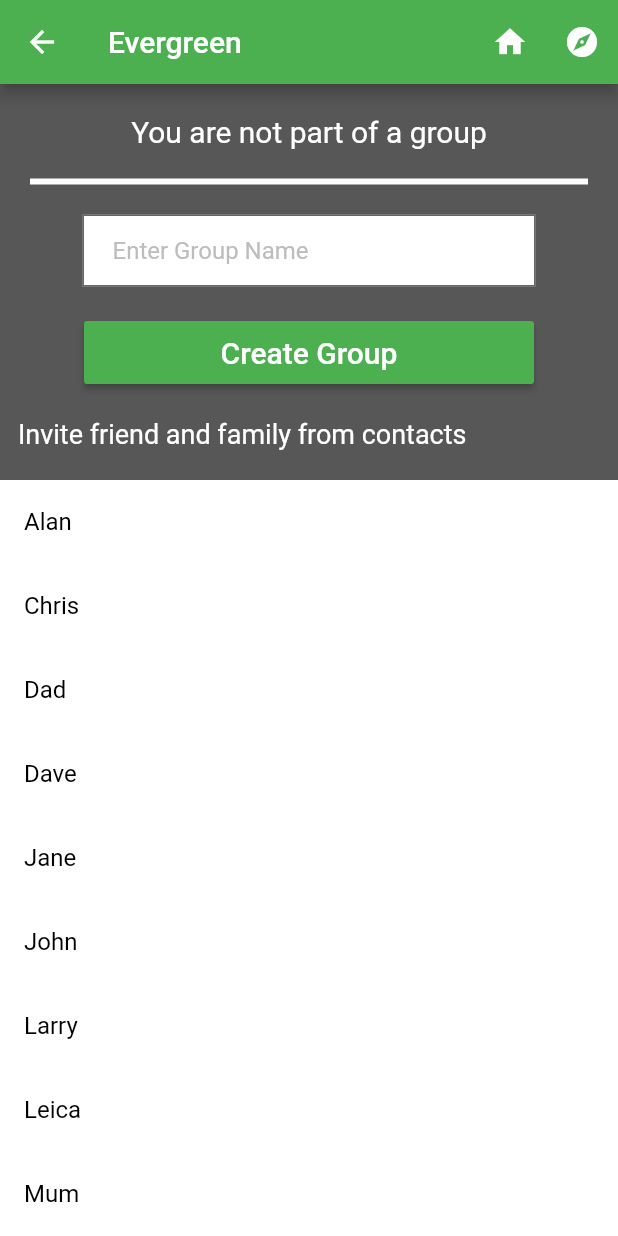
After one commit to 00chrisandrews/login, a Flutter app: the GroupPage screen opened by its route, on a phone screen of 412 x 824 dp. The commit adds this screen. Run offline on Flutter 3.47's test engine with Material 2 defaults, Android fonts, the phone set to English and light mode, and no system bars; our stand-ins replace camera, sqflite; accounts and stored records are empty.

Commit message:
Added Group Page

```diff
--- /dev/null
+++ b/lib/UI/group_page.dart
@@ -0,0 +1,159 @@
+import 'package:flutter/material.dart';
+import 'package:login/UI/explore_page.dart';
+import 'package:login/UI/home_page.dart';
+import 'package:login/Utils/contacts.dart';
+import 'package:login/Utils/globals.dart' as globals;
+
+class GroupPage extends StatelessWidget {
+  static String tag = 'GroupPage';
+
+  static final TextEditingController groupNameInput =
+      new TextEditingController();
+
+  final contList = new Contacts().sortContacts();
+
+  String get groupName => groupNameInput.text;
+
+  @override
+  Widget build(BuildContext context) {
+    createContact(String inputContactName) {
+      return new Container(
+        color: Colors.grey,
+        child: new Row(
+          children: <Widget>[
+            new FlutterLogo(),
+            Padding(
+              padding: EdgeInsets.all(20.0),
+            ),
+            Padding(
+              padding: EdgeInsets.all(20.0),
+            ),
+            new Text(
+              inputContactName,
+            )
+          ],
+        ),
+      );
+    }
+
+    return new GestureDetector(
+      onTap: () {
+        FocusScope.of(context).requestFocus(new FocusNode());
+      },
+      child: Scaffold(
+        backgroundColor: Color(0xFF575757),
+        appBar: new AppBar(
+          title: const Text("Evergreen"),
+          actions: <Widget>[
+            IconButton(
+              icon: Icon(Icons.home),
+              onPressed: () {
+                Navigator.of(context).pushReplacementNamed(HomePage.tag);
+              },
+            ),
+            IconButton(
+              icon: Icon(Icons.explore),
+              onPressed: () {
+                Navigator.of(context).pushReplacementNamed(ExplorePage.tag);
+              },
+            )
+          ],
+        ),
+        body: Container(
+          child: new Column(
+            children: <Widget>[
+              Padding(
+                padding: EdgeInsets.only(top: 20.0),
+              ),
+              new Center(
+                child: new Text(
+                  "You are not part of a group",
+                  style: new TextStyle(color: Colors.white, fontSize: 20.0),
+                ),
+              ),
+              Padding(
+                padding: EdgeInsets.fromLTRB(20.0, 20.0, 20.0, 0.0),
+                child: Container(
+                  height: 4.0,
+                  decoration: BoxDecoration(color: Colors.white),
+                ),
+              ),
+              Padding(
+                padding: EdgeInsets.fromLTRB(
+                  55.0,
+                  20.0,
+                  55.0,
+                  20.0,
+                ),
+                child: new TextField(
+                  controller: groupNameInput,
+                  keyboardType: TextInputType.text,
+                  autofocus: false,
+                  style: new TextStyle(color: Colors.black),
+                  decoration: InputDecoration(
+                    filled: true,
+                    fillColor: Colors.white,
+                    hintText: 'Enter Group Name',
+                    hintStyle: new TextStyle(color: Colors.grey[400]),
+                    contentPadding: EdgeInsets.fromLTRB(20.0, 10.0, 20.0, 10.0),
+                    border: OutlineInputBorder(
+                        borderRadius: BorderRadius.circular(0.0)),
+                  ),
+                ),
+              ),
+              new MaterialButton(
+                minWidth: 300.0,
+                height: 42.0,
+                color: Colors.green,
+                splashColor: Colors.white,
+                child: Text('Create Group',
+                    style: TextStyle(color: Colors.white, fontSize: 20.0)),
+                onPressed: () async {
+                  if (groupName != null) {
+                    globals.setGroupName(groupName);
+                    globals.setUserCreatedGroup(true);
+                  } else {
+                    print("Must enter a group name in order to create a group");
+                  }
+                },
+              ),
+              Padding(
+                padding: EdgeInsets.only(top: 20.0),
+              ),
+              new Row(
+                children: <Widget>[
+                  new Padding(
+                    padding: EdgeInsets.only(left: 12.0),
+                    child: new Text(
+                      "Invite friend and family from contacts",
+                      style: new TextStyle(color: Colors.white, fontSize: 18.0),
+                    ),
+                  ),
+                ],
+              ),
+              Padding(
+                padding: EdgeInsets.only(top: 20.0),
+              ),
+              new Expanded(
+                child: new Container(
+                  color: Colors.white,
+                  child: ListView.builder(
+                    itemCount: contList.length,
+                    itemBuilder: (context, index) {
+                      return ListTile(
+                        title: Text(
+                          '${contList[index]}',
+                          style: new TextStyle(color: Colors.black),
+                        ),
+                      );
+                    },
+                  ),
+                ),
+              ),
+            ],
+          ),
+        ),
+      ),
+    );
+  }
+}
--- /dev/null
+++ b/lib/Utils/contacts.dart
@@ -0,0 +1,19 @@
+class Contacts {
+  var contactList = [
+    "Dave",
+    "Dad",
+    "John",
+    "Jane",
+    "Leica",
+    "Chris",
+    "Alan",
+    "Mum",
+    "Steve",
+    "Larry",
+  ];
+
+  sortContacts() {
+    contactList.sort();
+    return contactList;
+  }
+}
--- a/lib/Utils/items.dart
+++ b/lib/Utils/items.dart
@@ -1,7 +1,7 @@
 import 'package:flutter/material.dart';
 
 class Items {
-  List<String> recyclableItems = [
+  var recyclableItems = [
     "Paper",
     "Wrapping Paper - Not the shiny plastic sort",
     "Newspapers",
--- a/lib/main.dart
+++ b/lib/main.dart
@@ -7,6 +7,8 @@ import 'UI/welcome_page.dart';
 import 'UI/notifications_page.dart';
 import 'UI/add_item_page.dart';
 import 'UI/select_item_page.dart';
+import 'UI/group_page.dart';
+import 'UI/group_settings.dart';
 
 import 'package:camera/camera.dart';
 import 'dart:async';
@@ -54,7 +56,9 @@ class MyApp extends StatelessWidget {
     WelcomePage.tag: (context) => WelcomePage(),
     NotificationsPage.tag: (context) => NotificationsPage(),
     CameraApp.tag: (context) => CameraApp(),
-    SelectItemPage.tag: (context) => SelectItemPage()
+    SelectItemPage.tag: (context) => SelectItemPage(),
+    GroupPage.tag: (context) => GroupPage(),
+    GroupSettingsPage.tag: (context) => GroupSettingsPage(),
   };
 
   @override
--- a/pubspec.yaml
+++ b/pubspec.yaml
@@ -25,6 +25,7 @@ flutter:
     - assets/blueforrest.png
     - assets/smallfern.png
     - assets/weirdplant.png
+    - assets/leaf.png
     - assets/image1.jpg
     - assets/image2.jpg
     - assets/image3.jpg
```
Also changed, not shown: lib/UI/carousel_page.dart (deleted, +0 -21 lines), lib/UI/explore_page.dart (+12 -1 lines), lib/UI/group_settings.dart (added, +9 -0 lines), lib/UI/home_page.dart (+9 -38 lines), lib/UI/select_item_page.dart (+4 -4 lines), lib/Utils/globals.dart (added, +45 -0 lines), lib/Utils/user.dart (deleted, +0 -12 lines), assets/leaf.png (added).
